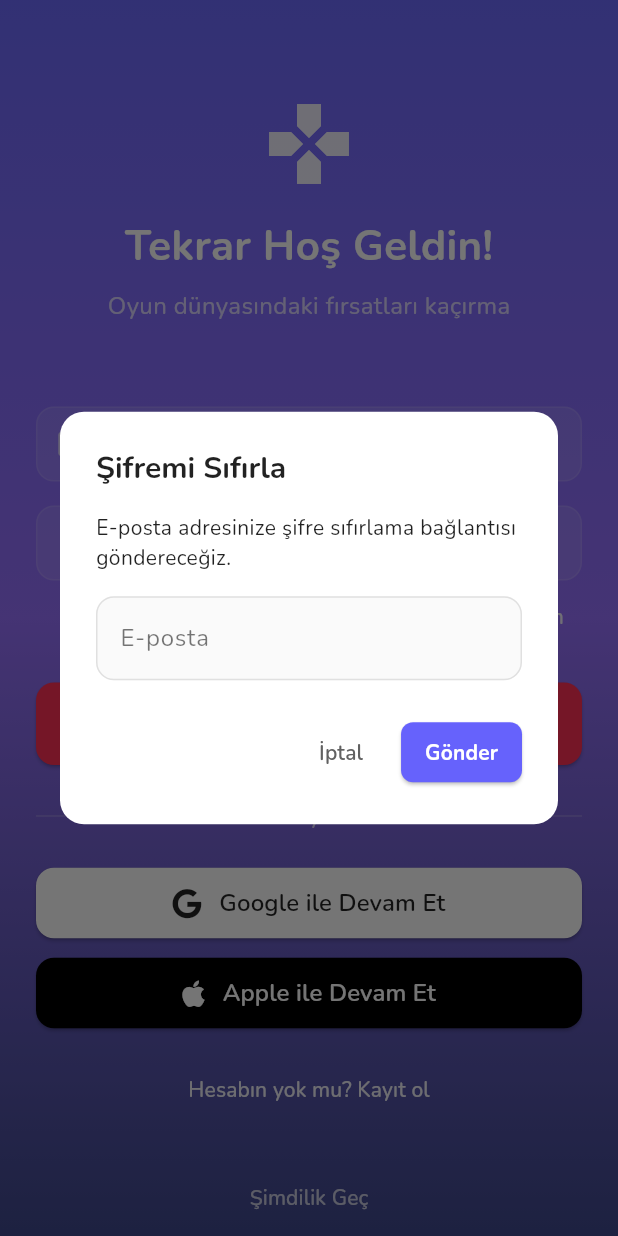
After one commit to eyupece/gametrack, a Flutter app: the screen it shows after launch, item 5 of the bottom bar chosen, after a tap on "Şifremi Unuttum", on a phone screen of 412 x 824 dp. The commit adds this screen. Run offline on Flutter 3.47's test engine with Material 3 defaults, Android fonts, the phone set to English and light mode, and no system bars; our stand-ins replace font_awesome_flutter, google_fonts.

Commit message:
feat(auth): improve auth screen UI and add social login
- Add Google and Apple sign-in buttons with FontAwesome icons
- Redesign password reset dialog with better UX
- Fix text colors and input styles
- Add loading state for future auth implementation
- Implement proper navigation flow for skip button
- Remove unused asset files and configurations

```diff
--- a/lib/main.dart
+++ b/lib/main.dart
@@ -1,6 +1,6 @@
 import 'package:flutter/material.dart';
 import 'package:google_fonts/google_fonts.dart';
-import 'screens/profile_screen.dart';
+import 'screens/auth_screen.dart';
 
 void main() {
   runApp(const MyApp());
@@ -9,34 +9,80 @@ void main() {
 class MyApp extends StatelessWidget {
   const MyApp({super.key});
 
-  // This widget is the root of your application.
   @override
   Widget build(BuildContext context) {
     return MaterialApp(
       title: 'GameTrack',
       theme: ThemeData(
-        // This is the theme of your application.
-        //
-        // TRY THIS: Try running your application with "flutter run". You'll see
-        // the application has a purple toolbar. Then, without quitting the app,
-        // try changing the seedColor in the colorScheme below to Colors.green
-        // and then invoke "hot reload" (save your changes or press the "hot
-        // reload" button in a Flutter-supported IDE, or press "r" if you used
-        // the command line to start the app).
-        //
-        // Notice that the counter didn't reset back to zero; the application
-        // state is not lost during the reload. To reset the state, use hot
-        // restart instead.
-        //
-        // This works for code too, not just values: Most code changes can be
-        // tested with just a hot reload.
         colorScheme: ColorScheme.fromSeed(seedColor: const Color(0xFF6662FC)),
         useMaterial3: true,
         textTheme: GoogleFonts.nunitoTextTheme(
           Theme.of(context).textTheme,
         ),
       ),
-      home: const ProfileScreen(),
+      home: const HomeScreen(),
     );
   }
 }
+
+class HomeScreen extends StatefulWidget {
+  const HomeScreen({super.key});
+
+  @override
+  State<HomeScreen> createState() => _HomeScreenState();
+}
+
+class _HomeScreenState extends State<HomeScreen> {
+  int _selectedIndex = 0;
+  bool _isLoggedIn = false;
+
+  static const Color primaryBlue = Color(0xFF6662FC);
+  static const Color textGrey = Color(0xFF5A585B);
+
+  @override
+  Widget build(BuildContext context) {
+    return Scaffold(
+      body: Center(
+        child: Text(
+          'Ana Sayfa içeriği gelecek',
+          style: GoogleFonts.nunito(
+            fontSize: 20,
+            color: textGrey,
+          ),
+        ),
+      ),
+      bottomNavigationBar: BottomNavigationBar(
+        currentIndex: _selectedIndex,
+        selectedItemColor: primaryBlue,
+        unselectedItemColor: textGrey.withOpacity(0.5),
+        type: BottomNavigationBarType.fixed,
+        onTap: _onItemTapped,
+        items: const [
+          BottomNavigationBarItem(icon: Icon(Icons.home), label: 'Ana Sayfa'),
+          BottomNavigationBarItem(icon: Icon(Icons.search), label: 'Keşfet'),
+          BottomNavigationBarItem(
+              icon: Icon(Icons.add_circle_outline), label: 'Ekle'),
+          BottomNavigationBarItem(
+              icon: Icon(Icons.notifications), label: 'Bildirimler'),
+          BottomNavigationBarItem(icon: Icon(Icons.person), label: 'Profil'),
+        ],
+      ),
+    );
+  }
+
+  void _onItemTapped(int index) {
+    if (index == 4 && !_isLoggedIn) {
+      // Profil sekmesine tıklandı ve giriş yapılmamış
+      showModalBottomSheet(
+        context: context,
+        isScrollControlled: true,
+        backgroundColor: Colors.transparent,
+        builder: (context) => const AuthScreen(),
+      );
+    } else {
+      setState(() {
+        _selectedIndex = index;
+      });
+    }
+  }
+}
--- /dev/null
+++ b/lib/screens/auth_screen.dart
@@ -0,0 +1,458 @@
+import 'package:flutter/material.dart';
+import 'package:google_fonts/google_fonts.dart';
+import 'profile_screen.dart';
+import 'package:font_awesome_flutter/font_awesome_flutter.dart';
+
+class AuthScreen extends StatefulWidget {
+  const AuthScreen({super.key});
+
+  @override
+  State<AuthScreen> createState() => _AuthScreenState();
+}
+
+class _AuthScreenState extends State<AuthScreen> {
+  bool isLogin = true; // true = login, false = register
+  final _formKey = GlobalKey<FormState>();
+  final _emailController = TextEditingController();
+  final _passwordController = TextEditingController();
+  final _nameController = TextEditingController();
+  bool _isLoading = false;
+
+  static const Color primaryBlue = Color(0xFF6662FC);
+  static const Color accentRed = Color(0xFFFF2F56);
+  static const Color darkBlue = Color(0xFF1E2A78);
+  static const Color purple = Color(0xFF8B62FC);
+  static const Color white = Colors.white;
+
+  @override
+  Widget build(BuildContext context) {
+    return Scaffold(
+      body: Container(
+        decoration: BoxDecoration(
+          gradient: LinearGradient(
+            begin: Alignment.topCenter,
+            end: Alignment.bottomCenter,
+            colors: [
+              primaryBlue.withOpacity(0.95),
+              purple.withOpacity(0.9),
+              darkBlue.withOpacity(0.85),
+            ],
+            stops: const [0.0, 0.5, 1.0],
+          ),
+        ),
+        child: SafeArea(
+          child: SingleChildScrollView(
+            child: Padding(
+              padding: const EdgeInsets.all(24.0),
+              child: Column(
+                crossAxisAlignment: CrossAxisAlignment.stretch,
+                children: [
+                  const SizedBox(height: 40),
+                  _buildHeader(),
+                  const SizedBox(height: 40),
+                  _buildForm(),
+                  if (isLogin) _buildForgotPassword(),
+                  const SizedBox(height: 20),
+                  _buildAuthButton(),
+                  const SizedBox(height: 24),
+                  _buildDivider(),
+                  const SizedBox(height: 24),
+                  _buildSocialLogin(),
+                  const SizedBox(height: 16),
+                  _buildToggleButton(),
+                  const SizedBox(height: 24),
+                  _buildSkipButton(),
+                ],
+              ),
+            ),
+          ),
+        ),
+      ),
+    );
+  }
+
+  Widget _buildHeader() {
+    return Column(
+      children: [
+        Icon(
+          Icons.games,
+          size: 64,
+          color: white.withOpacity(0.9),
+        ),
+        const SizedBox(height: 16),
+        Text(
+          isLogin ? 'Tekrar Hoş Geldin!' : 'Aramıza Katıl',
+          style: GoogleFonts.nunito(
+            fontSize: 28,
+            fontWeight: FontWeight.bold,
+            color: white,
+          ),
+        ),
+        const SizedBox(height: 8),
+        Text(
+          isLogin
+              ? 'Oyun dünyasındaki fırsatları kaçırma'
+              : 'En iyi fırsatları yakala',
+          style: GoogleFonts.nunito(
+            fontSize: 16,
+            color: white.withOpacity(0.7),
+          ),
+        ),
+      ],
+    );
+  }
+
+  Widget _buildForm() {
+    return Form(
+      key: _formKey,
+      child: Column(
+        children: [
+          if (!isLogin)
+            _buildInputField(
+              controller: _nameController,
+              hintText: 'Kullanıcı Adı',
+              icon: Icons.person_outline,
+            ),
+          const SizedBox(height: 16),
+          _buildInputField(
+            controller: _emailController,
+            hintText: 'E-posta',
+            icon: Icons.email_outlined,
+            keyboardType: TextInputType.emailAddress,
+          ),
+          const SizedBox(height: 16),
+          _buildInputField(
+            controller: _passwordController,
+            hintText: 'Şifre',
+            icon: Icons.lock_outline,
+            isPassword: true,
+          ),
+        ],
+      ),
+    );
+  }
+
+  Widget _buildInputField({
+    required TextEditingController controller,
+    required String hintText,
+    required IconData icon,
+    bool isPassword = false,
+    TextInputType? keyboardType,
+  }) {
+    return Container(
+      decoration: BoxDecoration(
+        color: white.withOpacity(0.1),
+        borderRadius: BorderRadius.circular(12),
+        border: Border.all(color: white.withOpacity(0.1)),
+      ),
+      child: TextFormField(
+        controller: controller,
+        obscureText: isPassword,
+        keyboardType: keyboardType,
+        style: GoogleFonts.nunito(color: white),
+        decoration: InputDecoration(
+          hintText: hintText,
+          hintStyle: GoogleFonts.nunito(
+            color: white.withOpacity(0.5),
+          ),
+          prefixIcon: Icon(icon, color: white.withOpacity(0.7)),
+          border: InputBorder.none,
+          contentPadding: const EdgeInsets.symmetric(
+            horizontal: 16,
+            vertical: 12,
+          ),
+        ),
+        validator: (value) {
+          if (value == null || value.isEmpty) {
+            return '$hintText boş olamaz';
+          }
+          return null;
+        },
+      ),
+    );
+  }
+
+  Widget _buildAuthButton() {
+    return ElevatedButton(
+      onPressed: () {
+        if (_formKey.currentState!.validate()) {
+          // TODO: Implement auth logic
+          Navigator.pushReplacement(
+            context,
+            MaterialPageRoute(builder: (context) => const ProfileScreen()),
+          );
+        }
+      },
+      style: ElevatedButton.styleFrom(
+        backgroundColor: accentRed,
+        foregroundColor: white,
+        padding: const EdgeInsets.symmetric(vertical: 16),
+        shape: RoundedRectangleBorder(
+          borderRadius: BorderRadius.circular(12),
+        ),
+      ),
+      child: Text(
+        isLogin ? 'Giriş Yap' : 'Kayıt Ol',
+        style: GoogleFonts.nunito(
+          fontSize: 16,
+          fontWeight: FontWeight.bold,
+        ),
+      ),
+    );
+  }
+
+  Widget _buildToggleButton() {
+    return TextButton(
+      onPressed: () {
+        setState(() {
+          isLogin = !isLogin;
+        });
+      },
+      child: Text(
+        isLogin ? 'Hesabın yok mu? Kayıt ol' : 'Zaten üye misin? Giriş yap',
+        style: GoogleFonts.nunito(
+          color: white.withOpacity(0.9),
+          fontSize: 14,
+        ),
+      ),
+    );
+  }
+
+  Widget _buildSkipButton() {
+    return TextButton(
+      onPressed: () {
+        Navigator.pushReplacement(
+          context,
+          MaterialPageRoute(builder: (context) => const ProfileScreen()),
+        );
+      },
+      child: Text(
+        'Şimdilik Geç',
+        style: GoogleFonts.nunito(
+          color: white.withOpacity(0.7),
+          fontSize: 14,
+        ),
+      ),
+    );
+  }
+
+  Widget _buildForgotPassword() {
+    return Align(
+      alignment: Alignment.centerRight,
+      child: TextButton(
+        onPressed: _showResetPasswordDialog,
+        child: Text(
+          'Şifremi Unuttum',
+          style: GoogleFonts.nunito(
+            color: white.withOpacity(0.9),
+            fontSize: 14,
+          ),
+        ),
+      ),
+    );
+  }
+
+  Widget _buildDivider() {
+    return Row(
+      children: [
+        Expanded(
+          child: Container(
+            height: 1,
+            color: white.withOpacity(0.2),
+          ),
+        ),
+        Padding(
+          padding: const EdgeInsets.symmetric(horizontal: 16),
+          child: Text(
+            'veya',
+            style: GoogleFonts.nunito(
+              color: white.withOpacity(0.7),
+              fontSize: 14,
+            ),
+          ),
+        ),
+        Expanded(
+          child: Container(
+            height: 1,
+            color: white.withOpacity(0.2),
+          ),
+        ),
+      ],
+    );
+  }
+
+  Widget _buildSocialLogin() {
+    return Column(
+      children: [
+        _buildSocialButton(
+          'Google ile Devam Et',
+          FontAwesomeIcons.google,
+          onPressed: () {
+            // TODO: Implement Google sign in
+          },
+          backgroundColor: Colors.white,
+          foregroundColor: Colors.black87,
+        ),
+        const SizedBox(height: 12),
+        _buildSocialButton(
+          'Apple ile Devam Et',
+          FontAwesomeIcons.apple,
+          onPressed: () {
+            // TODO: Implement Apple sign in
+          },
+          backgroundColor: Colors.black,
+          foregroundColor: Colors.white,
+        ),
+      ],
+    );
+  }
+
+  Widget _buildSocialButton(
+    String text,
+    IconData icon, {
+    required VoidCallback onPressed,
+    required Color backgroundColor,
+    required Color foregroundColor,
+  }) {
+    return SizedBox(
+      width: double.infinity,
+      child: ElevatedButton(
+        onPressed: onPressed,
+        style: ElevatedButton.styleFrom(
+          backgroundColor: backgroundColor,
+          foregroundColor: foregroundColor,
+          padding: const EdgeInsets.symmetric(vertical: 12),
+          shape: RoundedRectangleBorder(
+            borderRadius: BorderRadius.circular(12),
+          ),
+        ),
+        child: Row(
+          mainAxisAlignment: MainAxisAlignment.center,
+          children: [
+            FaIcon(icon, size: 20),
+            const SizedBox(width: 12),
+            Text(
+              text,
+              style: GoogleFonts.nunito(
+                fontSize: 16,
+                fontWeight: FontWeight.w600,
+              ),
+            ),
+          ],
+        ),
+      ),
+    );
+  }
+
+  void _showResetPasswordDialog() {
+    final resetEmailController = TextEditingController();
+
+    showDialog(
+      context: context,
+      builder: (context) => AlertDialog(
+        backgroundColor: Colors.white,
+        shape: RoundedRectangleBorder(
+          borderRadius: BorderRadius.circular(16),
+        ),
+        title: Text(
+          'Şifremi Sıfırla',
+          style: GoogleFonts.nunito(
+            fontSize: 20,
+            fontWeight: FontWeight.bold,
+            color: Colors.black87,
+          ),
+        ),
+        content: Column(
+          mainAxisSize: MainAxisSize.min,
+          crossAxisAlignment: CrossAxisAlignment.start,
+          children: [
+            Text(
+              'E-posta adresinize şifre sıfırlama bağlantısı göndereceğiz.',
+              style: GoogleFonts.nunito(
+                color: Colors.black87,
+                fontSize: 14,
+              ),
+            ),
+            const SizedBox(height: 16),
+            TextField(
+              controller: resetEmailController,
+              decoration: InputDecoration(
+                labelText: 'E-posta',
+                labelStyle: GoogleFonts.nunito(color: Colors.black54),
+                border: OutlineInputBorder(
+                  borderRadius: BorderRadius.circular(12),
+                ),
+                enabledBorder: OutlineInputBorder(
+                  borderRadius: BorderRadius.circular(12),
+                  borderSide: BorderSide(color: Colors.grey.shade300),
+                ),
+                focusedBorder: OutlineInputBorder(
+                  borderRadius: BorderRadius.circular(12),
+                  borderSide: BorderSide(color: primaryBlue),
+                ),
+                filled: true,
+                fillColor: Colors.grey.shade50,
+              ),
+              style: GoogleFonts.nunito(
+                color: Colors.black87,
+                fontSize: 16,
+              ),
+              keyboardType: TextInputType.emailAddress,
+            ),
+          ],
+        ),
+        actions: [
+          TextButton(
+            onPressed: () => Navigator.pop(context),
+            child: Text(
+              'İptal',
+              style: GoogleFonts.nunito(
+                color: Colors.grey.shade700,
+                fontWeight: FontWeight.w600,
+              ),
+            ),
+          ),
+          ElevatedButton(
+            onPressed: () {
+              // TODO: Implement password reset
+              Navigator.pop(context);
+              ScaffoldMessenger.of(context).showSnackBar(
+                SnackBar(
+                  content: Text(
+                    'Şifre sıfırlama bağlantısı gönderildi',
+                    style: GoogleFonts.nunito(),
+                  ),
+                  backgroundColor: primaryBlue,
+                ),
+              );
+            },
+            style: ElevatedButton.styleFrom(
+              backgroundColor: primaryBlue,
+              shape: RoundedRectangleBorder(
+                borderRadius: BorderRadius.circular(8),
+              ),
+              padding: const EdgeInsets.symmetric(horizontal: 16, vertical: 8),
+            ),
+            child: Text(
+              'Gönder',
+              style: GoogleFonts.nunito(
+                color: Colors.white,
+                fontWeight: FontWeight.bold,
+              ),
+            ),
+          ),
+        ],
+      ),
+    );
+  }
+
+  static const Color textGrey = Color(0xFF5A585B);
+
+  @override
+  void dispose() {
+    _emailController.dispose();
+    _passwordController.dispose();
+    _nameController.dispose();
+    super.dispose();
+  }
+}
--- a/lib/screens/profile_screen.dart
+++ b/lib/screens/profile_screen.dart
@@ -1,9 +1,14 @@
 import 'package:flutter/material.dart';
 import 'package:google_fonts/google_fonts.dart';
 
-class ProfileScreen extends StatelessWidget {
+class ProfileScreen extends StatefulWidget {
   const ProfileScreen({super.key});
 
+  @override
+  State<ProfileScreen> createState() => _ProfileScreenState();
+}
+
+class _ProfileScreenState extends State<ProfileScreen> {
   // Renk paleti sabitleri
   static const Color primaryBlue = Color(0xFF6662FC);
   static const Color accentRed = Color(0xFFFF2F56);
@@ -31,7 +36,7 @@ class ProfileScreen extends StatelessWidget {
         child: SafeArea(
           child: Column(
             children: [
-              _buildProfileHeader(),
+              _buildProfileHeader(context),
               _buildEditProfileButton(),
               _buildStats(),
               _buildPlatforms(),
@@ -45,7 +50,7 @@ class ProfileScreen extends StatelessWidget {
     );
   }
 
-  Widget _buildProfileHeader() {
+  Widget _buildProfileHeader(BuildContext context) {
     return Padding(
       padding: const EdgeInsets.all(16.0),
       child: Row(
@@ -94,9 +99,99 @@ class ProfileScreen extends StatelessWidget {
               ],
             ),
           ),
-          IconButton(
-            icon: Icon(Icons.settings, color: white),
-            onPressed: () {},
+          PopupMenuButton<String>(
+            icon: Icon(Icons.more_vert, color: white),
+            color: white,
+            shape: RoundedRectangleBorder(
+              borderRadius: BorderRadius.circular(12),
+            ),
+            itemBuilder: (context) => [
+              PopupMenuItem(
+                value: 'settings',
+                child: Row(
+                  children: [
+                    const Icon(Icons.settings, size: 20, color: textGrey),
+                    const SizedBox(width: 8),
+                    Text(
+                      'Ayarlar',
+                      style: GoogleFonts.nunito(color: textGrey),
+                    ),
+                  ],
+                ),
+              ),
+              PopupMenuItem(
+                value: 'logout',
+                child: Row(
+                  children: [
+                    const Icon(Icons.logout, size: 20, color: accentRed),
+                    const SizedBox(width: 8),
+                    Text(
+                      'Oturumu Kapat',
+                      style: GoogleFonts.nunito(color: accentRed),
+                    ),
+                  ],
+                ),
+              ),
+            ],
+            onSelected: (value) {
+              if (value == 'logout') {
+                _showLogoutDialog(context);
+              } else if (value == 'settings') {
+                // TODO: Navigate to settings
+              }
+            },
+          ),
+        ],
+      ),
+    );
+  }
+
+  void _showLogoutDialog(BuildContext context) {
+    showDialog(
+      context: context,
+      builder: (context) => AlertDialog(
+        backgroundColor: white,
+        shape: RoundedRectangleBorder(
+          borderRadius: BorderRadius.circular(16),
+        ),
+        title: Text(
+          'Oturumu Kapat',
+          style: GoogleFonts.nunito(
+            fontWeight: FontWeight.bold,
+            color: darkBlue,
+          ),
+        ),
+        content: Text(
+          'Oturumu kapatmak istediğinizden emin misiniz?',
+          style: GoogleFonts.nunito(
+            color: textGrey,
+          ),
+        ),
+        actions: [
+          TextButton(
+            onPressed: () => Navigator.pop(context),
+            child: Text(
+              'İptal',
+              style: GoogleFonts.nunito(
+                color: textGrey,
+              ),
+            ),
+          ),
+          ElevatedButton(
+            onPressed: () {
+              // TODO: Implement logout logic
+              Navigator.of(context).popUntil((route) => route.isFirst);
+            },
+            style: ElevatedButton.styleFrom(
+              backgroundColor: accentRed,
+              foregroundColor: white,
+            ),
+            child: Text(
+              'Oturumu Kapat',
+              style: GoogleFonts.nunito(
+                fontWeight: FontWeight.bold,
+              ),
+            ),
           ),
         ],
       ),
--- a/lib/theme/app_theme.dart
+++ b/lib/theme/app_theme.dart
@@ -11,12 +11,10 @@ class AppTheme {
           primary: AppColors.primary,
           secondary: AppColors.secondary,
           surface: AppColors.surface,
-          background: AppColors.background,
           error: AppColors.error,
           onPrimary: Colors.white,
           onSecondary: Colors.white,
           onSurface: AppColors.textPrimary,
-          onBackground: AppColors.textPrimary,
         ),
         textTheme: TextTheme(
           displayLarge: AppTypography.h1,
@@ -81,12 +79,10 @@ class AppTheme {
           primary: AppColors.primary,
           secondary: AppColors.secondary,
           surface: AppColors.darkSurface,
-          background: AppColors.darkBackground,
           error: AppColors.error,
           onPrimary: Colors.white,
           onSecondary: Colors.white,
           onSurface: AppColors.darkTextPrimary,
-          onBackground: AppColors.darkTextPrimary,
         ),
         textTheme: TextTheme(
           displayLarge:
```
Also changed, not shown: pubspec.yaml (+7 -19 lines), 1 other file.
